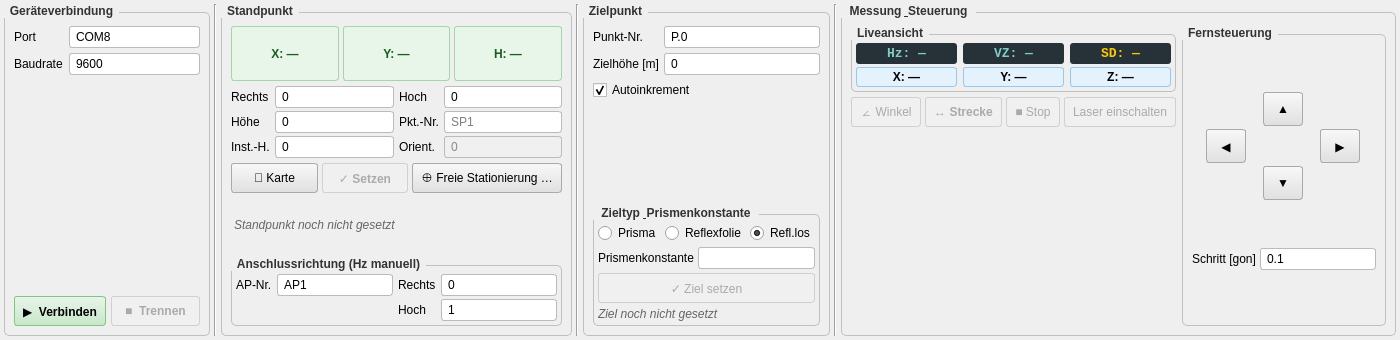
The window that q_sokkia_plugin_dockwidget_base.ui (geopackix/qgis_sokkia) describes before a commit, drawn with Qt 5.
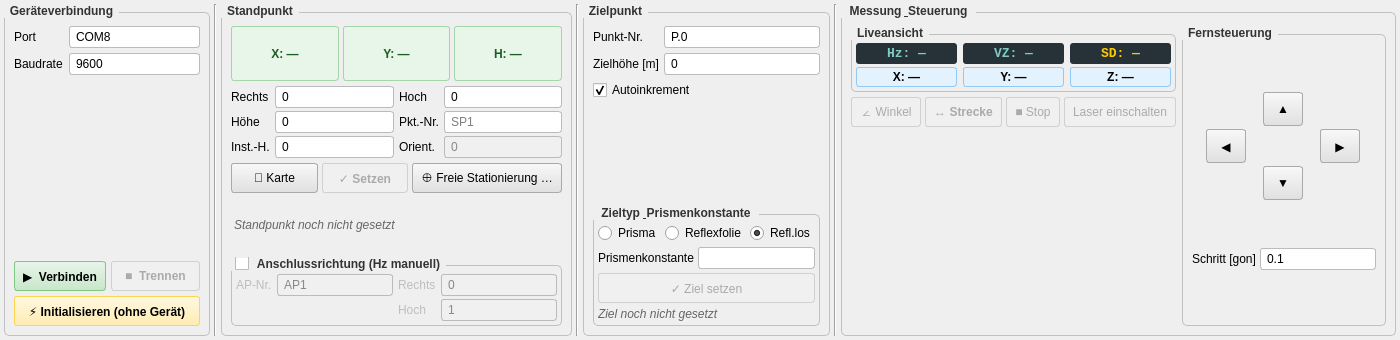
The same window after the commit. Custom widgets are drawn as their Qt base class.

Patch:
```diff
--- a/q_sokkia_plugin_dockwidget_base.ui
+++ b/q_sokkia_plugin_dockwidget_base.ui
@@ -81,6 +81,13 @@
          </item>
         </layout>
        </item>
+       <item>
+        <widget class="QPushButton" name="btn_init">
+         <property name="text"><string>⚡ Initialisieren (ohne Gerät)</string></property>
+         <property name="toolTip"><string>Layer anlegen und Plugin ohne Verbindung zu einem Tachymeter verwenden</string></property>
+         <property name="styleSheet"><string notr="true">QPushButton{background:qlineargradient(x1:0,y1:0,x2:0,y2:1,stop:0 #fff8e1,stop:1 #ffecb3);border-color:#ffd54f;font-weight:bold;}</string></property>
+        </widget>
+       </item>
       </layout>
      </widget>
     </item>
@@ -189,6 +196,8 @@
        <item>
         <widget class="QGroupBox" name="groupBox_8">
          <property name="title"><string>Anschlussrichtung (Hz manuell)</string></property>
+         <property name="checkable"><bool>true</bool></property>
+         <property name="checked"><bool>false</bool></property>
          <layout class="QGridLayout" name="grid_ap">
           <property name="horizontalSpacing"><number>5</number></property>
           <property name="verticalSpacing"><number>3</number></property>
```
